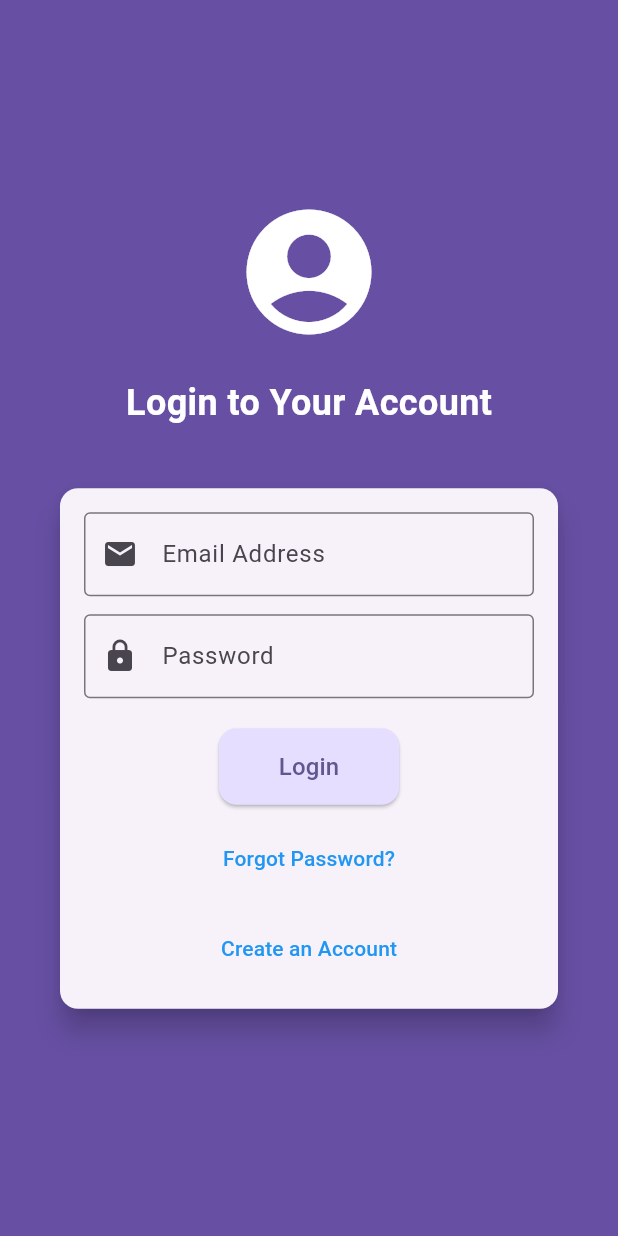
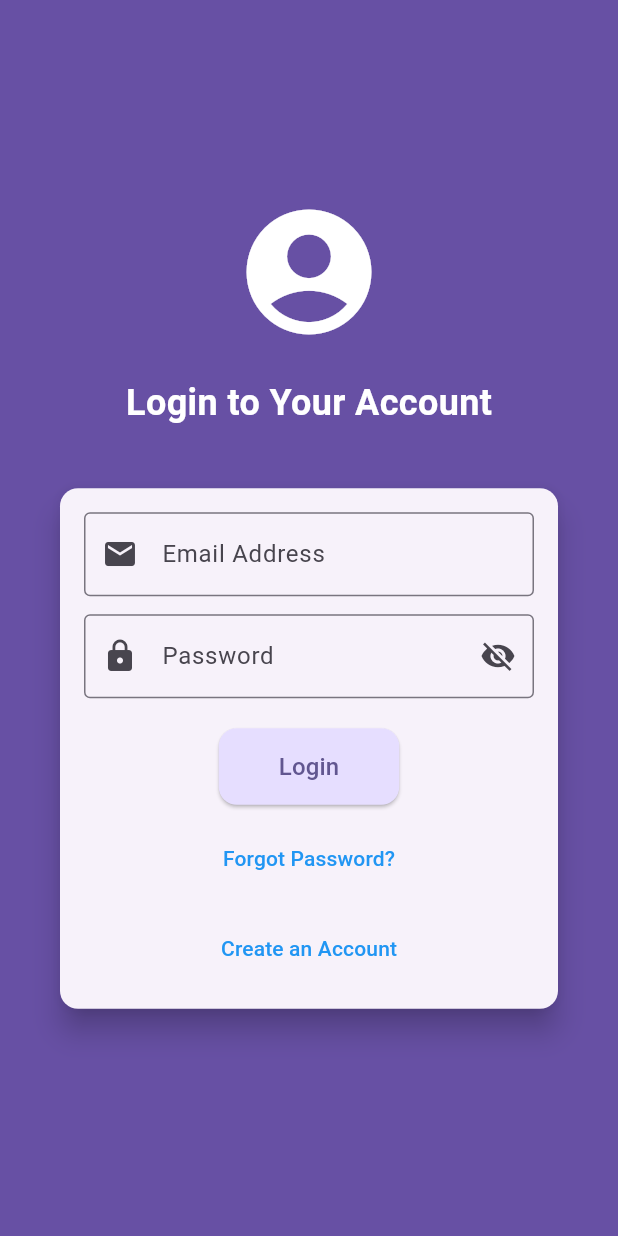
Before and after one commit to Guru-raghav3245/trip_app, a Flutter app: the screen it shows after launch, on a phone screen of 412 x 824 dp. Run offline on Flutter 3.47's test engine with Material 3 defaults, Android fonts, the phone set to English and light mode, and no system bars; our stand-ins replace cloud_firestore, firebase_auth, firebase_core, flutter_riverpod, image_picker; missing offline and left inert: currency_picker; accounts and stored records are empty.

Commit message:
lots of changes
added splash screen
toggling visiblity of password

```diff
--- a/lib/main.dart
+++ b/lib/main.dart
@@ -6,7 +6,6 @@ import 'package:trip_app/screens/auth_screen/auth_screen.dart';
 import 'package:trip_app/screens/trip_list_screen/trip_list_page.dart';
 import 'services/firebase_options.dart';
 
-// Root function
 void main() async {
   WidgetsFlutterBinding.ensureInitialized();
   await Firebase.initializeApp(options: DefaultFirebaseOptions.currentPlatform);
@@ -18,7 +17,6 @@ void main() async {
   );
 }
 
-// App widget
 class App extends StatelessWidget {
   const App({super.key});
 
@@ -32,16 +30,53 @@ class App extends StatelessWidget {
       title: 'Trip Planner',
       theme: ThemeData().copyWith(
         colorScheme: ColorScheme.fromSeed(
-              seedColor: const Color.fromARGB(255, 63, 17, 177)),
+          seedColor: const Color.fromARGB(255, 63, 17, 177),
         ),
-        home: StreamBuilder(
-            stream: FirebaseAuth.instance.authStateChanges(),
-            builder: (ctx, snapshot) {
-              if (snapshot.hasData) {
-                return TripListPage();
+      ),
+      home: const SplashScreen(),
+    );
+  }
 }
 
+class SplashScreen extends StatelessWidget {
+  const SplashScreen({super.key});
+
+  @override
+  Widget build(BuildContext context) {
+    return FutureBuilder(
+      future: Firebase.initializeApp(options: DefaultFirebaseOptions.currentPlatform),
+      builder: (context, snapshot) {
+        if (snapshot.connectionState == ConnectionState.waiting) {
+          return const Scaffold(
+            body: Center(
+              child: CircularProgressIndicator(),
+            ),
+          );
+        } else if (snapshot.hasError) {
+          return const Scaffold(
+            body: Center(
+              child: Text('Something went wrong!'),
+            ),
+          );
+        } else {
+          return StreamBuilder(
+            stream: FirebaseAuth.instance.authStateChanges(),
+            builder: (ctx, userSnapshot) {
+              if (userSnapshot.connectionState == ConnectionState.waiting) {
+                return const Scaffold(
+                  body: Center(
+                    child: CircularProgressIndicator(),
+                  ),
+                );
+              } else if (userSnapshot.hasData) {
+                return TripListPage();
+              } else {
                 return const AuthScreen();
-            }));
+              }
+            },
+          );
+        }
+      },
+    );
   }
 }
--- a/lib/screens/auth_screen/auth_screen.dart
+++ b/lib/screens/auth_screen/auth_screen.dart
@@ -20,6 +20,7 @@ class _AuthScreenState extends State<AuthScreen> {
   var _enteredEmail = '';
   var _enteredPassword = '';
   var _isAuthenticating = false;
+  var _passwordVisible = false; // New variable to control password visibility
 
   void _submit() async {
     final isValid = _form.currentState!.validate();
@@ -83,12 +84,11 @@ class _AuthScreenState extends State<AuthScreen> {
                 padding: const EdgeInsets.all(20.0),
                 child: Column(
                   children: [
-                    // Add Logo or App Name here
                     const Icon(Icons.account_circle, size: 100, color: Colors.white),
                     const SizedBox(height: 20),
                     Text(
                       _isLogin ? 'Login to Your Account' : 'Create a New Account',
-                      style: TextStyle(
+                      style: const TextStyle(
                         fontSize: 24,
                         fontWeight: FontWeight.bold,
                         color: Colors.white,
@@ -106,7 +106,6 @@ class _AuthScreenState extends State<AuthScreen> {
                           child: Column(
                             mainAxisSize: MainAxisSize.min,
                             children: [
-                              // Email field with Icon
                               TextFormField(
                                 decoration: const InputDecoration(
                                   labelText: 'Email Address',
@@ -126,14 +125,23 @@ class _AuthScreenState extends State<AuthScreen> {
                                 },
                               ),
                               const SizedBox(height: 12),
-                              // Password field with Icon
                               TextFormField(
-                                decoration: const InputDecoration(
+                                decoration: InputDecoration(
                                   labelText: 'Password',
-                                  prefixIcon: Icon(Icons.lock),
-                                  border: OutlineInputBorder(),
+                                  prefixIcon: const Icon(Icons.lock),
+                                  border: const OutlineInputBorder(),
+                                  suffixIcon: IconButton(
+                                    icon: Icon(
+                                      _passwordVisible ? Icons.visibility : Icons.visibility_off,
+                                    ),
+                                    onPressed: () {
+                                      setState(() {
+                                        _passwordVisible = !_passwordVisible;
+                                      });
+                                    },
+                                  ),
                                 ),
-                                obscureText: true,
+                                obscureText: !_passwordVisible,
                                 validator: (value) {
                                   if (value == null || value.trim().length < 6) {
                                     return 'Password must be at least 6 characters long.';
@@ -145,7 +153,6 @@ class _AuthScreenState extends State<AuthScreen> {
                                 },
                               ),
                               const SizedBox(height: 20),
-                              // Show loading spinner during authentication
                               if (_isAuthenticating) const CircularProgressIndicator(),
                               if (!_isAuthenticating)
                                 ElevatedButton(
@@ -155,10 +162,9 @@ class _AuthScreenState extends State<AuthScreen> {
                                     padding: const EdgeInsets.symmetric(vertical: 14, horizontal: 40),
                                     backgroundColor: Theme.of(context).colorScheme.primaryContainer,
                                   ),
-                                  child: Text(_isLogin ? 'Login' : 'Signup', style: TextStyle(fontSize: 16)),
+                                  child: Text(_isLogin ? 'Login' : 'Signup', style: const TextStyle(fontSize: 16)),
                                 ),
                               const SizedBox(height: 12),
-                              // Forgot password button
                               if (!_isAuthenticating)
                                 TextButton(
                                   onPressed: () {
@@ -170,7 +176,6 @@ class _AuthScreenState extends State<AuthScreen> {
                                   child: const Text('Forgot Password?', style: TextStyle(color: Colors.blue)),
                                 ),
                               const SizedBox(height: 12),
-                              // Toggle between Login and Signup
                               if (!_isAuthenticating)
                                 TextButton(
                                   onPressed: () {
@@ -182,7 +187,7 @@ class _AuthScreenState extends State<AuthScreen> {
                                   },
                                   child: Text(
                                     _isLogin ? 'Create an Account' : 'Login',
-                                    style: TextStyle(color: Colors.blue),
+                                    style: const TextStyle(color: Colors.blue),
                                   ),
                                 ),
                             ],
```
Lines whose indentation alone changed are shown as unchanged.
